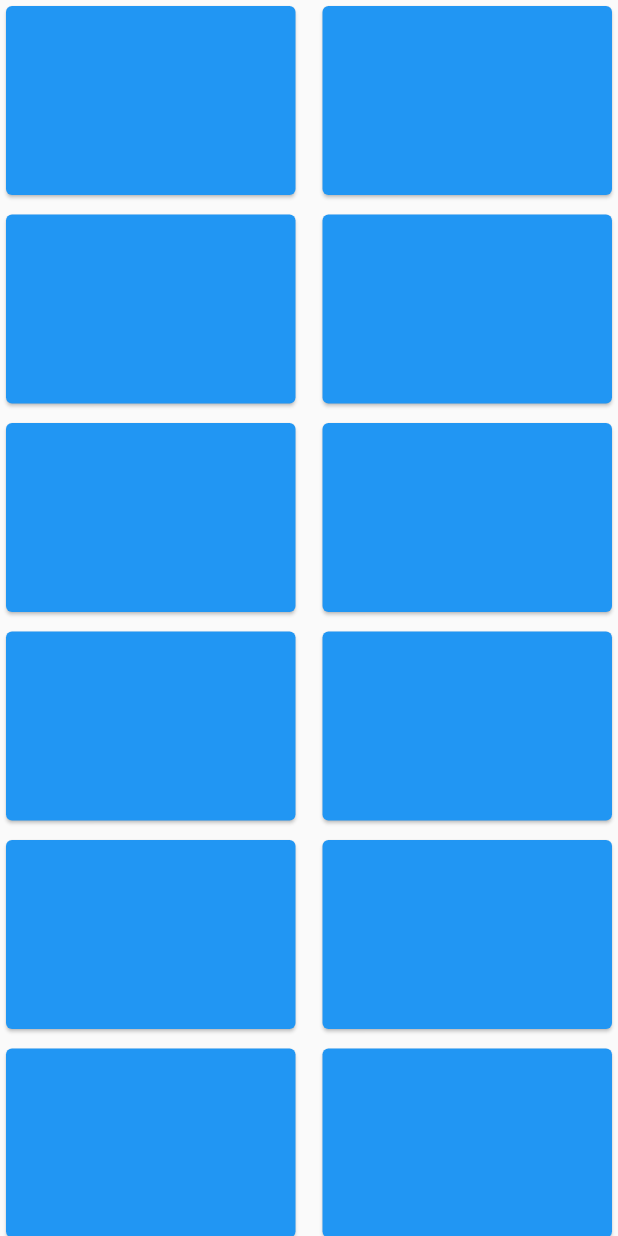
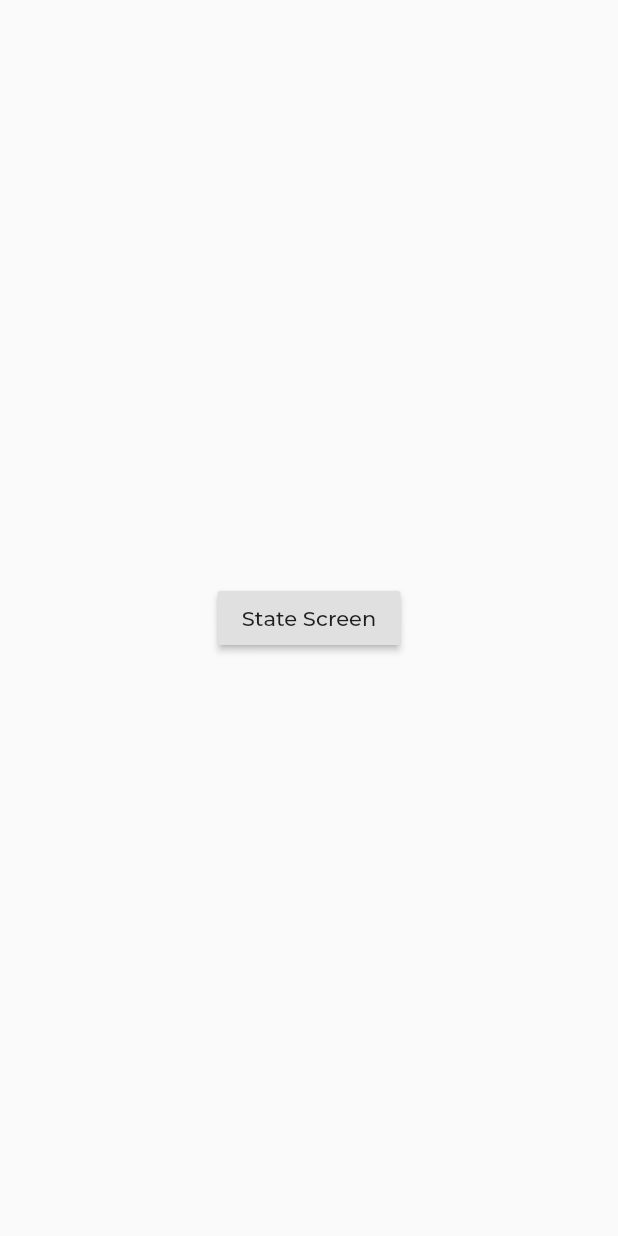
Before and after one commit to hatuan314/flutter-basic, a Flutter app: the screen it shows after launch, on a phone screen of 412 x 824 dp. Run offline on Flutter 3.47's test engine with Material 2 defaults, Android fonts, the phone set to English and light mode, and no system bars; project files that could hold a hidden picture were left out.

Commit message:
State management with Provider

```diff
--- a/flutter_basic_app/lib/common/constants/route_constants.dart
+++ b/flutter_basic_app/lib/common/constants/route_constants.dart
@@ -9,6 +9,10 @@ class RouteList {
   // Buổi 7
   static const String b7Scr1 = '/learn_grid_view';
 
+  // Buổi 8
+  static const String b8Scr1 = '/buoi8_state';
+  static const String b8Splash = '/buoi8_splash';
+
   // Learn
   static const String listScreen = '/listScreen';
   static const String homeScreen = '/homeScreen';
--- a/flutter_basic_app/lib/presentation/app.dart
+++ b/flutter_basic_app/lib/presentation/app.dart
@@ -4,7 +4,7 @@ import 'package:flutter_basic_app/presentation/routes.dart';
 
 class MyApp extends StatelessWidget {
   String get initialRoute {
-    return RouteList.b7Scr1;
+    return RouteList.b8Splash;
   }
 
   @override
--- /dev/null
+++ b/flutter_basic_app/lib/presentation/journey/buoi8_state/b8_routes.dart
@@ -0,0 +1,18 @@
+import 'package:flutter/material.dart';
+import 'package:flutter_basic_app/common/constants/route_constants.dart';
+import 'package:flutter_basic_app/presentation/journey/buoi7_gridview/learn_grid_view.dart';
+import 'package:flutter_basic_app/presentation/journey/buoi8_state/counter_provider.dart';
+import 'package:flutter_basic_app/presentation/journey/buoi8_state/splash_screen.dart';
+import 'package:flutter_basic_app/presentation/journey/buoi8_state/provider_screen.dart';
+import 'package:provider/provider.dart';
+
+class Buoi8Routes {
+  static Map<String, WidgetBuilder> getAll() {
+    return {
+      RouteList.b8Splash: (context) => SplashScreen(),
+      RouteList.b8Scr1: (context) => MultiProvider(providers: [
+            ChangeNotifierProvider(create: (context) => CounterProvider())
+          ], child: ProviderScreen()),
+    };
+  }
+}
--- /dev/null
+++ b/flutter_basic_app/lib/presentation/journey/buoi8_state/splash_screen.dart
@@ -0,0 +1,17 @@
+import 'package:flutter/material.dart';
+import 'package:flutter_basic_app/common/constants/route_constants.dart';
+
+class SplashScreen extends StatelessWidget {
+  @override
+  Widget build(BuildContext context) {
+    return Scaffold(
+      body: Center(
+        child: RaisedButton(
+          onPressed: () => Navigator.pushNamed(context, RouteList.b8Scr1),
+          child: Text('State Screen'),
+        ),
+      ),
+    );
+  }
+
+}
--- a/flutter_basic_app/lib/presentation/routes.dart
+++ b/flutter_basic_app/lib/presentation/routes.dart
@@ -2,6 +2,7 @@
 import 'package:flutter/material.dart';
 import 'package:flutter_basic_app/presentation/journey/buoi5/buoi5_routes.dart';
 import 'package:flutter_basic_app/presentation/journey/buoi7_gridview/b7_routes.dart';
+import 'package:flutter_basic_app/presentation/journey/buoi8_state/b8_routes.dart';
 import 'package:flutter_basic_app/presentation/journey/learn/learn_routes.dart';
 
 class Routes {
@@ -9,6 +10,7 @@ class Routes {
     ...Buoi5Routes.getAll(),
     ...LearnRoutes.getAll(),
     ...Buoi7Routes.getAll(),
+    ...Buoi8Routes.getAll(),
   };
 
   static Map<String, WidgetBuilder> getAll() => _getCombinedRoutes();
--- a/flutter_basic_app/pubspec.yaml
+++ b/flutter_basic_app/pubspec.yaml
@@ -28,6 +28,7 @@ dependencies:
   # The following adds the Cupertino Icons font to your application.
   # Use with the CupertinoIcons class for iOS style icons.
   cupertino_icons: ^1.0.0
+  provider: ^4.3.2
 
 dev_dependencies:
   flutter_test:
```
Also changed, not shown: flutter_basic_app/lib/presentation/journey/buoi8_state/counter_provider.dart (added, +17 -0 lines), flutter_basic_app/lib/presentation/journey/buoi8_state/provider_screen.dart (added, +45 -0 lines), flutter_basic_app/lib/presentation/journey/learn/home_screen.dart (+31 -22 lines).
